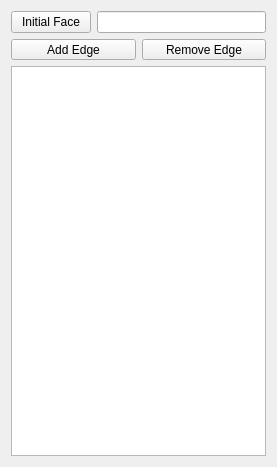
Before: the Qt Designer form src/Mod/Surface/Gui/TaskFilling.ui in berndhahnebach/All_FreeCAD, drawn with Qt 5.
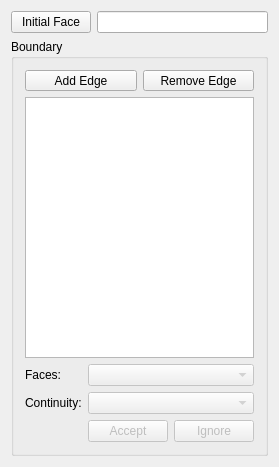
After: the same form once the commit is applied. Custom widgets are drawn as their Qt base class.

Commit message: Extend task panel for filling function

The edit to the form file:
```diff
--- a/src/Mod/Surface/Gui/TaskFilling.ui
+++ b/src/Mod/Surface/Gui/TaskFilling.ui
@@ -19,7 +19,7 @@
   <property name="windowTitle">
    <string>Filling</string>
   </property>
-  <layout class="QGridLayout" name="gridLayout">
+  <layout class="QGridLayout" name="gridLayout_2">
    <item row="0" column="0">
     <layout class="QHBoxLayout" name="horizontalLayout_2">
      <item>
@@ -39,6 +39,76 @@
     </layout>
    </item>
    <item row="1" column="0">
+    <widget class="QGroupBox" name="groupBox">
+     <property name="title">
+      <string>Boundary</string>
+     </property>
+     <layout class="QGridLayout" name="gridLayout">
+      <item row="1" column="0" colspan="3">
+       <widget class="QListWidget" name="listBoundary"/>
+      </item>
+      <item row="2" column="0">
+       <widget class="QLabel" name="label">
+        <property name="text">
+         <string>Faces:</string>
+        </property>
+       </widget>
+      </item>
+      <item row="2" column="1" colspan="2">
+       <widget class="QComboBox" name="comboBoxFaces">
+        <property name="enabled">
+         <bool>false</bool>
+        </property>
+       </widget>
+      </item>
+      <item row="3" column="0">
+       <widget class="QLabel" name="label_2">
+        <property name="text">
+         <string>Continuity:</string>
+        </property>
+       </widget>
+      </item>
+      <item row="3" column="1" colspan="2">
+       <widget class="QComboBox" name="comboBoxCont">
+        <property name="enabled">
+         <bool>false</bool>
+        </property>
+       </widget>
+      </item>
+      <item row="4" column="0">
+       <spacer name="horizontalSpacer">
+        <property name="orientation">
+         <enum>Qt::Horizontal</enum>
+        </property>
+        <property name="sizeHint" stdset="0">
+         <size>
+          <width>74</width>
+          <height>20</height>
+         </size>
+        </property>
+       </spacer>
+      </item>
+      <item row="4" column="1">
+       <widget class="QPushButton" name="buttonAccept">
+        <property name="enabled">
+         <bool>false</bool>
+        </property>
+        <property name="text">
+         <string>Accept</string>
+        </property>
+       </widget>
+      </item>
+      <item row="4" column="2">
+       <widget class="QPushButton" name="buttonIgnore">
+        <property name="enabled">
+         <bool>false</bool>
+        </property>
+        <property name="text">
+         <string>Ignore</string>
+        </property>
+       </widget>
+      </item>
+      <item row="0" column="0" colspan="3">
     <layout class="QHBoxLayout" name="horizontalLayout">
      <item>
       <widget class="QToolButton" name="buttonEdgeAdd">
@@ -74,8 +144,8 @@
      </item>
     </layout>
    </item>
-   <item row="2" column="0">
-    <widget class="QListWidget" name="listWidget"/>
+     </layout>
+    </widget>
    </item>
   </layout>
  </widget>
```
Lines whose indentation alone changed are shown as unchanged. The commit also changes 2 other files.
